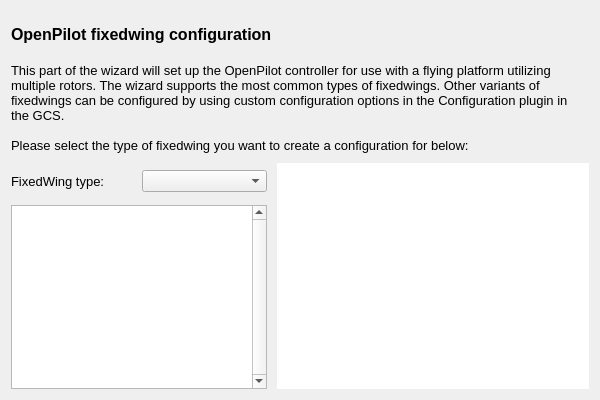
openpilot/OpenPilot, file ground/openpilotgcs/src/plugins/setupwizard/pages/fixedwingpage.ui: the form before one commit.
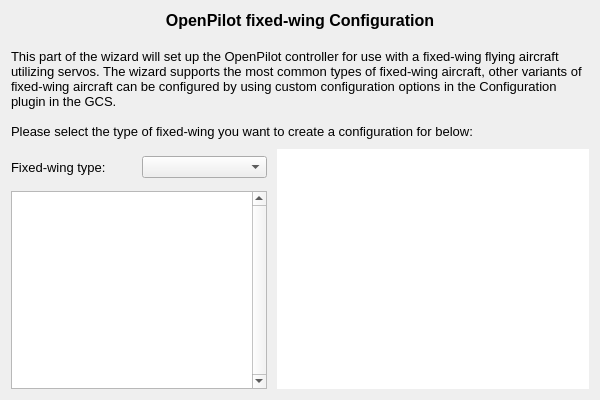
The form after the commit.

Commit message: Wording of FW wizard page

```diff
--- a/ground/openpilotgcs/src/plugins/setupwizard/pages/fixedwingpage.ui
+++ b/ground/openpilotgcs/src/plugins/setupwizard/pages/fixedwingpage.ui
@@ -18,14 +18,14 @@
     <widget class="QLabel" name="label">
       <property name="text">
        <string>&lt;!DOCTYPE HTML PUBLIC &quot;-//W3C//DTD HTML 4.0//EN&quot; &quot;http://www.w3.org/TR/REC-html40/strict.dtd&quot;&gt;
- &lt;html&gt;&lt;head&gt;&lt;meta name=&quot;qrichtext&quot; content=&quot;1&quot; /&gt;&lt;style type=&quot;text/css&quot;&gt;
- p, li { white-space: pre-wrap; }
+&lt;html&gt;&lt;head&gt;&lt;meta name=&quot;qrichtext&quot; content=&quot;1&quot; /&gt;&lt;style type=&quot;text/css&quot;&gt;
+p, li { white-space: pre-wrap; }
 &lt;/style&gt;&lt;/head&gt;&lt;body style=&quot; font-family:'MS Shell Dlg 2'; font-size:8pt; font-weight:400; font-style:normal;&quot;&gt;
-&lt;p style=&quot; margin-top:0px; margin-bottom:0px; margin-left:0px; margin-right:0px; -qt-block-indent:0; text-indent:0px;&quot;&gt;&lt;span style=&quot; font-size:12pt; font-weight:600;&quot;&gt;OpenPilot fixedwing configuration&lt;/span&gt;&lt;/p&gt;
+&lt;p align=&quot;center&quot; style=&quot; margin-top:0px; margin-bottom:0px; margin-left:0px; margin-right:0px; -qt-block-indent:0; text-indent:0px;&quot;&gt;&lt;span style=&quot; font-size:12pt; font-weight:600;&quot;&gt;OpenPilot fixed-wing Configuration&lt;/span&gt;&lt;/p&gt;
 &lt;p style=&quot;-qt-paragraph-type:empty; margin-top:0px; margin-bottom:0px; margin-left:0px; margin-right:0px; -qt-block-indent:0; text-indent:0px; font-size:12pt; font-weight:600;&quot;&gt;&lt;br /&gt;&lt;/p&gt;
-&lt;p style=&quot; margin-top:0px; margin-bottom:0px; margin-left:0px; margin-right:0px; -qt-block-indent:0; text-indent:0px;&quot;&gt;&lt;span style=&quot; font-size:10pt;&quot;&gt;This part of the wizard will set up the OpenPilot controller for use with a flying platform utilizing multiple rotors. The wizard supports the most common types of fixedwings. Other variants of fixedwings can be configured by using custom configuration options in the Configuration plugin in the GCS.&lt;/span&gt;&lt;/p&gt;
+&lt;p style=&quot; margin-top:0px; margin-bottom:0px; margin-left:0px; margin-right:0px; -qt-block-indent:0; text-indent:0px;&quot;&gt;&lt;span style=&quot; font-size:10pt;&quot;&gt;This part of the wizard will set up the OpenPilot controller for use with a fixed-wing flying aircraft utilizing servos. The wizard supports the most common types of fixed-wing aircraft, other variants of fixed-wing aircraft can be configured by using custom configuration options in the Configuration plugin in the GCS.&lt;/span&gt;&lt;/p&gt;
 &lt;p style=&quot;-qt-paragraph-type:empty; margin-top:0px; margin-bottom:0px; margin-left:0px; margin-right:0px; -qt-block-indent:0; text-indent:0px; font-size:10pt;&quot;&gt;&lt;br /&gt;&lt;/p&gt;
-&lt;p style=&quot; margin-top:0px; margin-bottom:0px; margin-left:0px; margin-right:0px; -qt-block-indent:0; text-indent:0px;&quot;&gt;&lt;span style=&quot; font-size:10pt;&quot;&gt;Please select the type of fixedwing you want to create a configuration for below:&lt;/span&gt;&lt;/p&gt;&lt;/body&gt;&lt;/html&gt;</string>
+&lt;p style=&quot; margin-top:0px; margin-bottom:0px; margin-left:0px; margin-right:0px; -qt-block-indent:0; text-indent:0px;&quot;&gt;&lt;span style=&quot; font-size:10pt;&quot;&gt;Please select the type of fixed-wing you want to create a configuration for below:&lt;/span&gt;&lt;/p&gt;&lt;/body&gt;&lt;/html&gt;</string>
       </property>
       <property name="alignment">
       <set>Qt::AlignLeading|Qt::AlignLeft|Qt::AlignTop</set>
@@ -63,7 +63,7 @@
             </font>
            </property>
            <property name="text">
-            <string>FixedWing type:</string>
+            <string>Fixed-wing type:</string>
            </property>
           </widget>
          </item>
```
Lines whose indentation alone changed are shown as unchanged.
